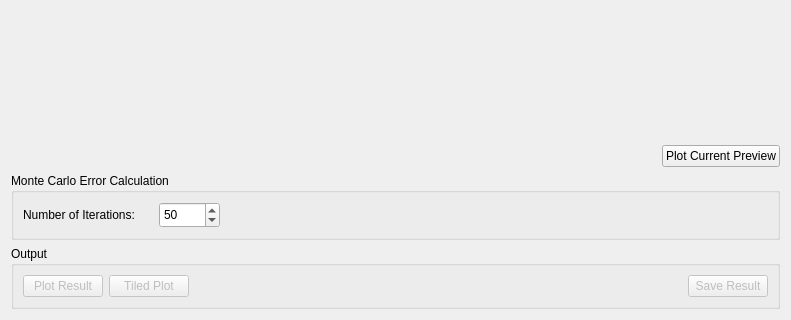
The window that qt/scientific_interfaces/Indirect/Iqt.ui (mantidproject/mantid) describes before a commit, drawn with Qt 5; both pictures show x 0 to 791 and y 218 to 538 of the 791 by 538 pixel window.
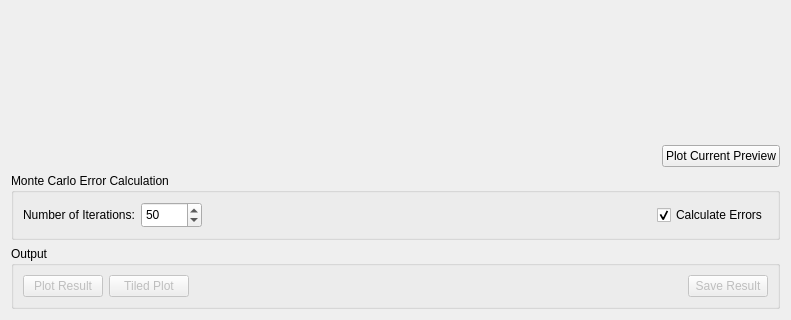
The same window after the commit. Custom widgets are drawn as their Qt base class.

Commit message: Add option to not calculate Monte Carlo options Refs #23474

The edit to the form file:
```diff
--- a/qt/scientific_interfaces/Indirect/Iqt.ui
+++ b/qt/scientific_interfaces/Indirect/Iqt.ui
@@ -231,6 +231,29 @@
         </property>
        </widget>
       </item>
+      <item>
+       <spacer name="horizontalSpacer_2">
+        <property name="orientation">
+         <enum>Qt::Horizontal</enum>
+        </property>
+        <property name="sizeHint" stdset="0">
+         <size>
+          <width>40</width>
+          <height>20</height>
+         </size>
+        </property>
+       </spacer>
+      </item>
+      <item>
+       <widget class="QCheckBox" name="cbCalculateErrors">
+        <property name="text">
+         <string>Calculate Errors</string>
+        </property>
+        <property name="checked">
+         <bool>true</bool>
+        </property>
+       </widget>
+      </item>
      </layout>
     </widget>
    </item>
```
The commit also changes 5 other files.
